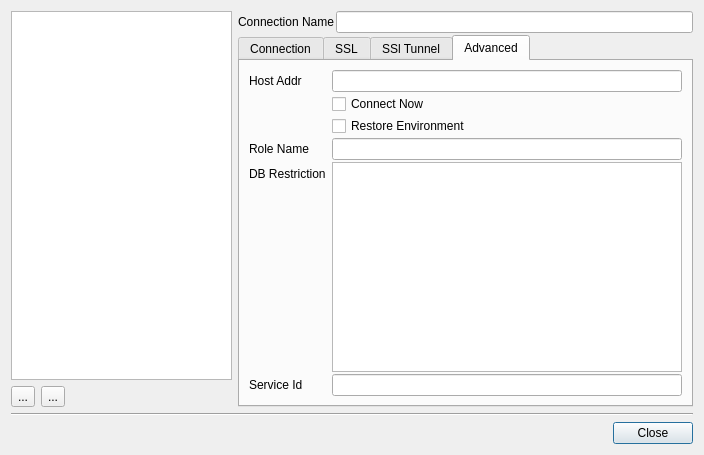
This is GUI/pgdbatool/dlgconnections.ui in marcotcal/PG-DBA-Tools as Qt 5 draws it before an edit. The edited form follows.
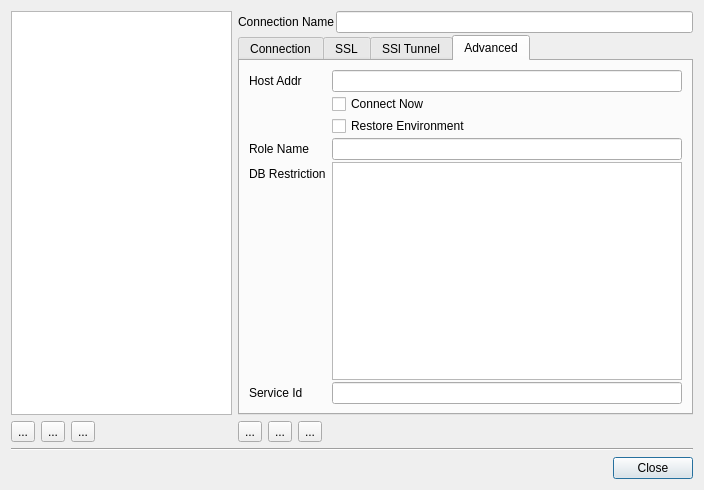
This is the edited form. The open tabs and pages were chosen to show the change. Icons and pictures are not drawn.

Diff of the .ui file:
```diff
--- a/GUI/pgdbatool/dlgconnections.ui
+++ b/GUI/pgdbatool/dlgconnections.ui
@@ -7,7 +7,7 @@
     <x>0</x>
     <y>0</y>
     <width>704</width>
-    <height>455</height>
+    <height>490</height>
    </rect>
   </property>
   <property name="windowTitle">
@@ -57,6 +57,23 @@
            </property>
           </widget>
          </item>
+         <item>
+          <widget class="QToolButton" name="bt_sort">
+           <property name="text">
+            <string>...</string>
+           </property>
+           <property name="icon">
+            <iconset resource="pgdbatool.qrc">
+             <normaloff>:/icons/images/icons/icons8-alphabetical-sorting-40.png</normaloff>:/icons/images/icons/icons8-alphabetical-sorting-40.png</iconset>
+           </property>
+           <property name="iconSize">
+            <size>
+             <width>24</width>
+             <height>24</height>
+            </size>
+           </property>
+          </widget>
+         </item>
          <item>
           <spacer name="horizontalSpacer_2">
            <property name="orientation">
@@ -655,6 +672,77 @@
          </item>
         </layout>
        </item>
+       <item>
+        <layout class="QHBoxLayout" name="horizontalLayout_10">
+         <property name="topMargin">
+          <number>0</number>
+         </property>
+         <item>
+          <widget class="QToolButton" name="bt_edit">
+           <property name="text">
+            <string>...</string>
+           </property>
+           <property name="icon">
+            <iconset resource="pgdbatool.qrc">
+             <normaloff>:/icons/images/icons/icons8-edit-file-40.png</normaloff>:/icons/images/icons/icons8-edit-file-40.png</iconset>
+           </property>
+           <property name="iconSize">
+            <size>
+             <width>24</width>
+             <height>24</height>
+            </size>
+           </property>
+          </widget>
+         </item>
+         <item>
+          <widget class="QToolButton" name="bt_save">
+           <property name="text">
+            <string>...</string>
+           </property>
+           <property name="icon">
+            <iconset resource="pgdbatool.qrc">
+             <normaloff>:/icons/images/icons/icons8-save-40.png</normaloff>:/icons/images/icons/icons8-save-40.png</iconset>
+           </property>
+           <property name="iconSize">
+            <size>
+             <width>24</width>
+             <height>24</height>
+            </size>
+           </property>
+          </widget>
+         </item>
+         <item>
+          <widget class="QToolButton" name="bt_cancel">
+           <property name="text">
+            <string>...</string>
+           </property>
+           <property name="icon">
+            <iconset resource="pgdbatool.qrc">
+             <normaloff>:/icons/images/icons/icons8-cancel-40.png</normaloff>:/icons/images/icons/icons8-cancel-40.png</iconset>
+           </property>
+           <property name="iconSize">
+            <size>
+             <width>24</width>
+             <height>24</height>
+            </size>
+           </property>
+          </widget>
+         </item>
+         <item>
+          <spacer name="horizontalSpacer_3">
+           <property name="orientation">
+            <enum>Qt::Horizontal</enum>
+           </property>
+           <property name="sizeHint" stdset="0">
+            <size>
+             <width>40</width>
+             <height>20</height>
+            </size>
+           </property>
+          </spacer>
+         </item>
+        </layout>
+       </item>
       </layout>
      </item>
     </layout>
```
Left out of the diff: 2 changed lines with no effect on the pictures.
